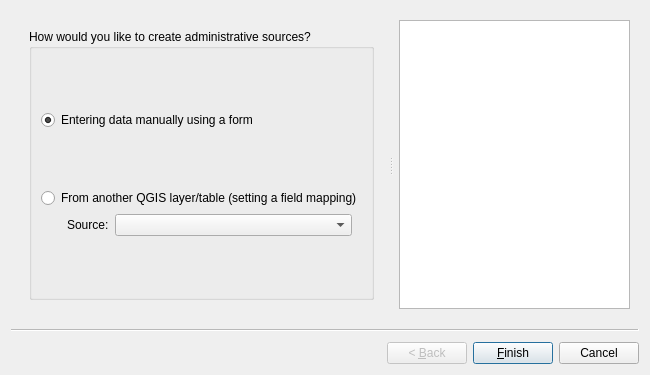
Before: the Qt Designer form asistente_ladm_col/ui/wiz_create_administrative_source_cadastre.ui in SwissTierrasColombia/Asistente-LADM-COL, drawn with Qt 5.
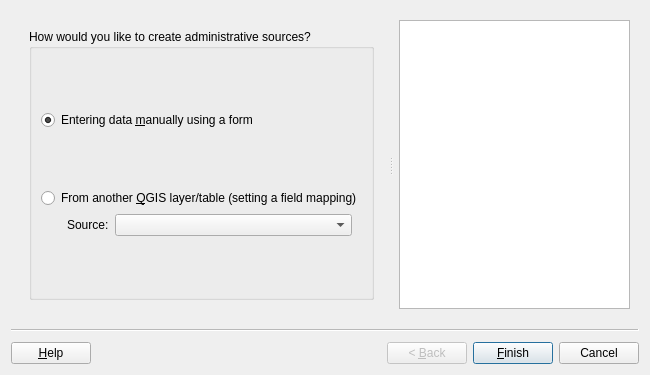
After: the same form once the commit is applied. Custom widgets are drawn as their Qt base class.

Commit message: Linked all exist help buttons

Patch:
```diff
--- a/asistente_ladm_col/ui/wiz_create_administrative_source_cadastre.ui
+++ b/asistente_ladm_col/ui/wiz_create_administrative_source_cadastre.ui
@@ -13,6 +13,9 @@
   <property name="windowTitle">
    <string>Create Administrative Source</string>
   </property>
+  <property name="options">
+   <set>QWizard::HaveHelpButton</set>
+  </property>
   <widget class="QWizardPage" name="wizardPage1">
    <property name="subTitle">
     <string/>
@@ -62,7 +65,7 @@
            <item row="1" column="0">
             <widget class="QRadioButton" name="rad_create_manually">
              <property name="text">
-              <string>Entering data manually using a form</string>
+              <string>Entering data &amp;manually using a form</string>
              </property>
              <property name="checked">
               <bool>true</bool>
@@ -88,7 +91,7 @@
               <bool>true</bool>
              </property>
              <property name="text">
-              <string>From another QGIS layer/table (setting a field mapping)</string>
+              <string>From another &amp;QGIS layer/table (setting a field mapping)</string>
              </property>
             </widget>
            </item>
```
Left out of the diff: 4 changed lines with no effect on the pictures. The commit also changes 17 other files.
